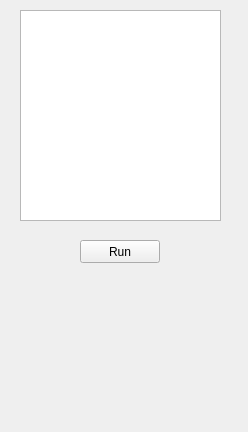
First picture: the form in laba1/mycontroller.ui, repository moskovets/comp_graphic, before the edit.
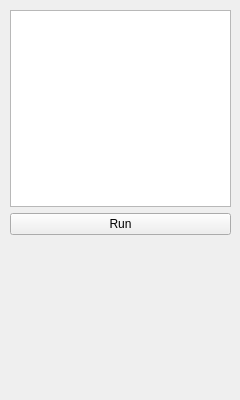
Second picture: the form after the edit.

The edit to the form file:
```diff
--- a/laba1/mycontroller.ui
+++ b/laba1/mycontroller.ui
@@ -6,44 +6,58 @@
    <rect>
     <x>0</x>
     <y>0</y>
-    <width>248</width>
-    <height>432</height>
+    <width>240</width>
+    <height>400</height>
    </rect>
   </property>
+  <property name="sizePolicy">
+   <sizepolicy hsizetype="Fixed" vsizetype="Preferred">
+    <horstretch>0</horstretch>
+    <verstretch>0</verstretch>
+   </sizepolicy>
+  </property>
+  <property name="minimumSize">
+   <size>
+    <width>200</width>
+    <height>400</height>
+   </size>
+  </property>
   <property name="windowTitle">
    <string>Form</string>
   </property>
+  <widget class="QWidget" name="verticalLayoutWidget">
+   <property name="geometry">
+    <rect>
+     <x>10</x>
+     <y>10</y>
+     <width>221</width>
+     <height>381</height>
+    </rect>
+   </property>
+   <layout class="QVBoxLayout" name="verticalLayout_2">
+    <item>
+     <widget class="QTextEdit" name="textEdit"/>
+    </item>
+    <item>
   <widget class="QPushButton" name="pushButton">
-   <property name="geometry">
-    <rect>
-     <x>80</x>
-     <y>240</y>
-     <width>80</width>
-     <height>23</height>
-    </rect>
+      <property name="sizePolicy">
+       <sizepolicy hsizetype="Expanding" vsizetype="Fixed">
+        <horstretch>0</horstretch>
+        <verstretch>0</verstretch>
+       </sizepolicy>
    </property>
    <property name="text">
     <string>Run</string>
    </property>
   </widget>
-  <widget class="QTextEdit" name="textEdit">
-   <property name="geometry">
-    <rect>
-     <x>20</x>
-     <y>10</y>
-     <width>201</width>
-     <height>211</height>
-    </rect>
-   </property>
-  </widget>
+    </item>
+    <item>
   <widget class="QLabel" name="label">
-   <property name="geometry">
-    <rect>
-     <x>10</x>
-     <y>270</y>
-     <width>221</width>
-     <height>131</height>
-    </rect>
+      <property name="minimumSize">
+       <size>
+        <width>0</width>
+        <height>150</height>
+       </size>
    </property>
    <property name="font">
     <font>
@@ -56,6 +70,9 @@
    <property name="wordWrap">
     <bool>true</bool>
    </property>
+     </widget>
+    </item>
+   </layout>
   </widget>
  </widget>
  <resources/>
```
Lines whose indentation alone changed are shown as unchanged.
